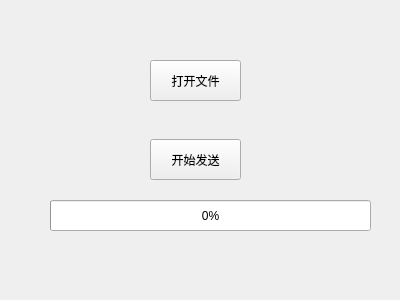
The window that URTsender/window.ui (XeonL/Udp-Reliable-Transmission) describes before a commit, drawn with Qt 5.
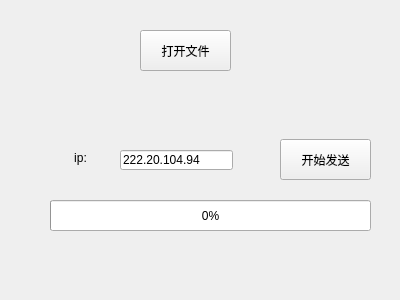
The same window after the commit.

The edit to the form file:
```diff
--- a/URTsender/window.ui
+++ b/URTsender/window.ui
@@ -16,8 +16,8 @@
   <widget class="QPushButton" name="openButton">
    <property name="geometry">
     <rect>
-     <x>150</x>
-     <y>60</y>
+     <x>140</x>
+     <y>30</y>
      <width>91</width>
      <height>41</height>
     </rect>
@@ -29,15 +29,18 @@
   <widget class="QLabel" name="openStatus">
    <property name="geometry">
     <rect>
-     <x>260</x>
-     <y>60</y>
-     <width>81</width>
+     <x>10</x>
+     <y>80</y>
+     <width>361</width>
      <height>41</height>
     </rect>
    </property>
    <property name="text">
     <string/>
    </property>
+   <property name="alignment">
+    <set>Qt::AlignCenter</set>
+   </property>
   </widget>
   <widget class="QProgressBar" name="sendProgressBar">
    <property name="geometry">
@@ -55,7 +58,7 @@
   <widget class="QPushButton" name="snedButton">
    <property name="geometry">
     <rect>
-     <x>150</x>
+     <x>280</x>
      <y>139</y>
      <width>91</width>
      <height>41</height>
@@ -68,7 +71,7 @@
   <widget class="QLabel" name="sendStatus">
    <property name="geometry">
     <rect>
-     <x>40</x>
+     <x>50</x>
      <y>230</y>
      <width>321</width>
      <height>41</height>
@@ -81,6 +84,35 @@
     <set>Qt::AlignCenter</set>
    </property>
   </widget>
+  <widget class="QLineEdit" name="ipLine">
+   <property name="geometry">
+    <rect>
+     <x>120</x>
+     <y>150</y>
+     <width>113</width>
+     <height>20</height>
+    </rect>
+   </property>
+   <property name="text">
+    <string>222.20.104.94</string>
+   </property>
+  </widget>
+  <widget class="QLabel" name="label">
+   <property name="geometry">
+    <rect>
+     <x>40</x>
+     <y>150</y>
+     <width>81</width>
+     <height>16</height>
+    </rect>
+   </property>
+   <property name="text">
+    <string>ip:</string>
+   </property>
+   <property name="alignment">
+    <set>Qt::AlignCenter</set>
+   </property>
+  </widget>
  </widget>
  <layoutdefault spacing="6" margin="11"/>
  <resources/>
```
Left out of the diff: 2 changed lines with no effect on the pictures.
